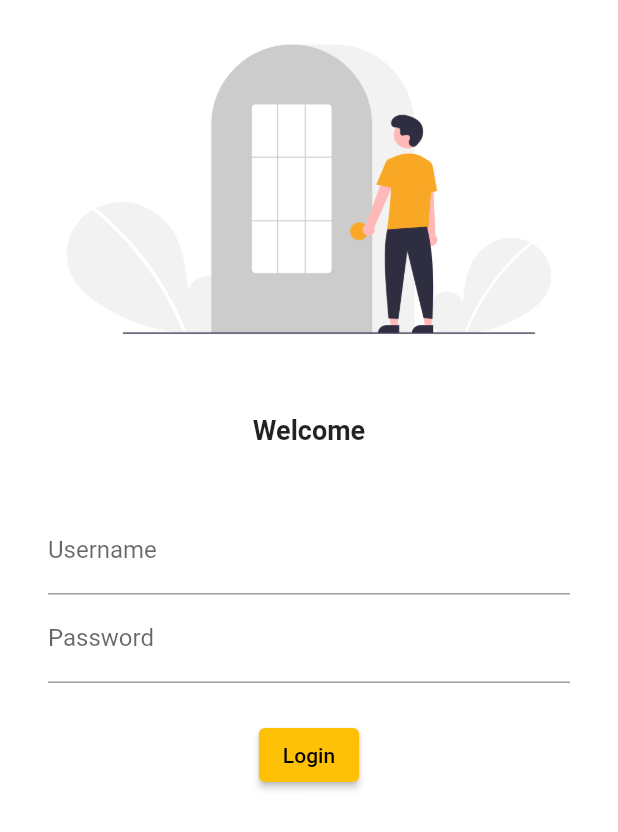
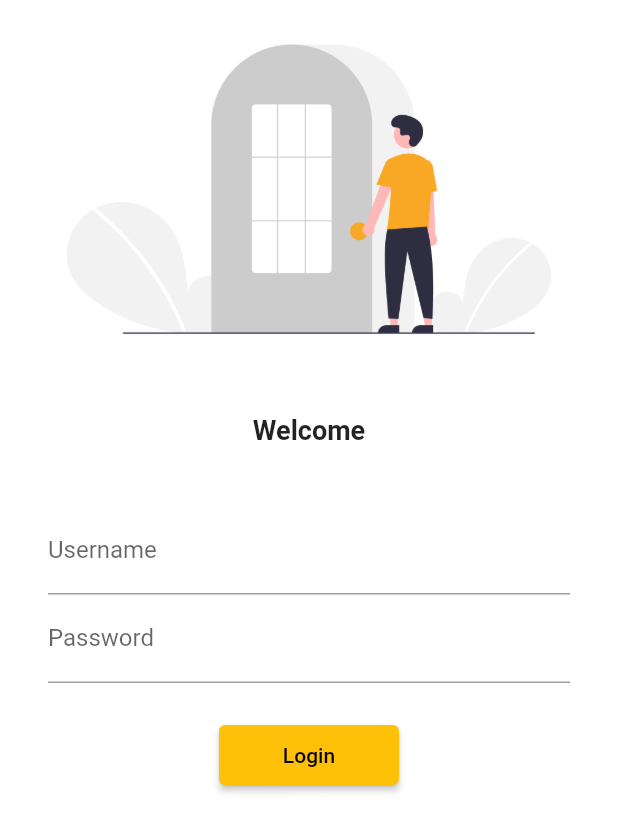
Before and after one commit to Md-Salauddin/e_com, a Flutter app: the screen it shows after launch, on a phone screen of 412 x 824 dp. Shown: the top 832 px of the screen. Run offline on Flutter 3.47's test engine with Material 2 defaults, Android fonts, the phone set to English and light mode, and no system bars; our stand-ins replace google_fonts.

Commit message:
Day 5 finished

```diff
--- a/lib/main.dart
+++ b/lib/main.dart
@@ -1,4 +1,6 @@
+import 'package:e_com/pages/home_page.dart';
 import 'package:e_com/pages/login_page.dart';
+import 'package:e_com/utils/routes.dart';
 import 'package:flutter/material.dart';
 import 'package:google_fonts/google_fonts.dart';
 
@@ -17,9 +19,10 @@ class MyApp extends StatelessWidget {
           fontFamily: GoogleFonts.lato().fontFamily),
       darkTheme:
           ThemeData(brightness: Brightness.light, primarySwatch: Colors.amber),
+      initialRoute: Routes.loginRoute,
       routes: {
-        //'/login': (contex) => const Login(),
-        '/': (contex) => LoginPage(),
+        Routes.homeRoute: (contex) =>  HomePage(),
+        Routes.loginRoute: (contex) => LoginPage(),
       },
     );
   }
--- a/lib/pages/login_page.dart
+++ b/lib/pages/login_page.dart
@@ -1,3 +1,4 @@
+import 'package:e_com/utils/routes.dart';
 import 'package:flutter/material.dart';
 
 class LoginPage extends StatelessWidget {
@@ -5,6 +6,7 @@ class LoginPage extends StatelessWidget {
   Widget build(BuildContext context) {
     return Material(
         color: Colors.white,
+        child: SingleChildScrollView(
           child: Column(
             children: [
               Image.asset("assets/images/ic_login.png"),
@@ -36,14 +38,18 @@ class LoginPage extends StatelessWidget {
                     ),
                     ElevatedButton(
                       onPressed: () {
-                      print("Hi SK!");
+                        print("Button click");
+                        Navigator.pushNamed(context, Routes.homeRoute);
                       },
                       child: Text("Login"),
+                      style:
+                      TextButton.styleFrom(minimumSize: Size(120.0, 40.0)),
                     )
                   ],
                 ),
               )
             ],
+          ),
         ));
   }
 }
--- /dev/null
+++ b/lib/utils/routes.dart
@@ -0,0 +1,4 @@
+class Routes {
+  static String homeRoute = "/";
+  static String loginRoute = "/login";
+}
```
Lines whose indentation alone changed are shown as unchanged.
